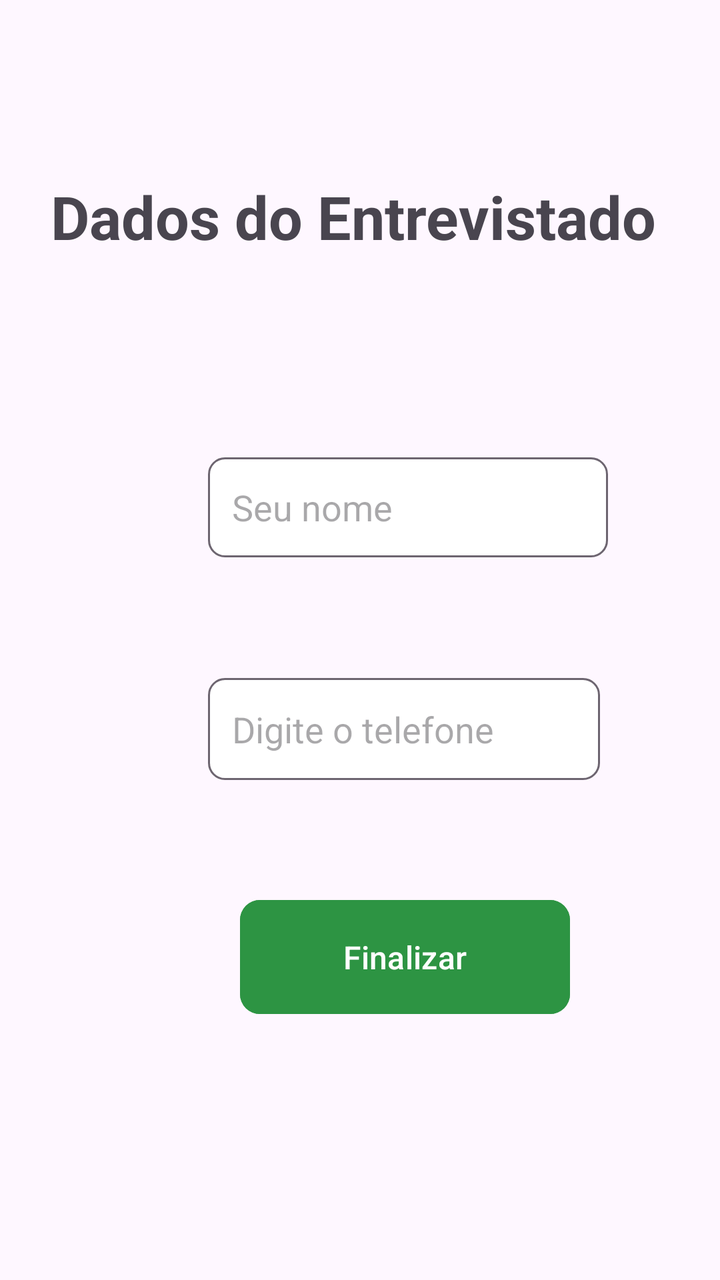
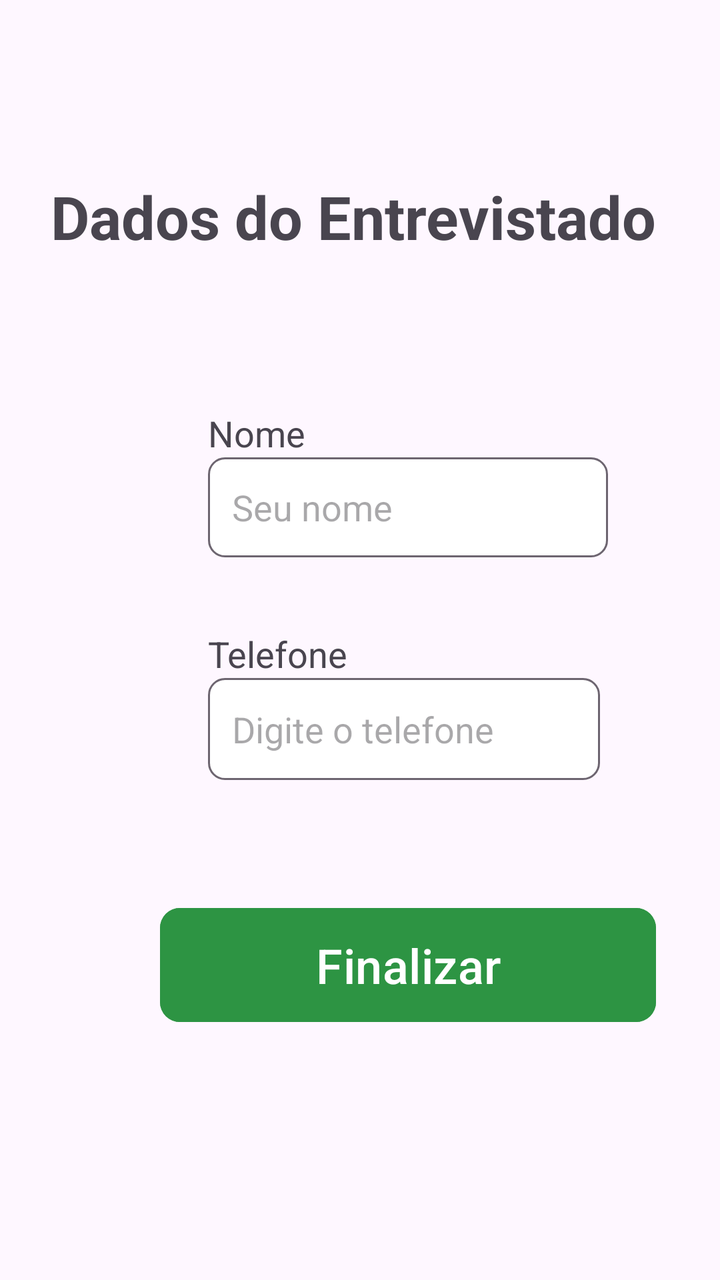

Before-and-after screenshots of an Android layout around one commit, followed by the original layout XML and the change that was made.
<!-- AndroidManifest.xml: application theme Theme.Eleicao -->
<!-- res/layout/activity_dados_entrevistado.xml -->
<?xml version="1.0" encoding="utf-8"?>
<androidx.constraintlayout.widget.ConstraintLayout xmlns:android="http://schemas.android.com/apk/res/android"
    xmlns:app="http://schemas.android.com/apk/res-auto"
    xmlns:tools="http://schemas.android.com/tools"
    android:id="@+id/main"
    android:layout_width="match_parent"
    android:layout_height="match_parent"
    tools:context=".DadosEntrevistadoActivity">

    <TextView
        android:id="@+id/textView8"
        android:layout_width="wrap_content"
        android:layout_height="wrap_content"
        android:layout_marginStart="62dp"
        android:layout_marginTop="88dp"
        android:layout_marginEnd="61dp"
        android:text="Dados do Entrevistado"
        android:textSize="30sp"
        android:textStyle="bold"
        app:layout_constraintEnd_toEndOf="parent"
        app:layout_constraintHorizontal_bias="0.562"
        app:layout_constraintStart_toStartOf="parent"
        app:layout_constraintTop_toTopOf="parent" />

    <EditText
        android:id="@+id/et_nome"
        android:layout_width="200dp"
        android:layout_height="50dp"
        android:layout_marginStart="104dp"
        android:background="@drawable/edittext_borda"
        android:hint="Seu nome"
        app:layout_constraintStart_toStartOf="parent"
        app:layout_constraintTop_toBottomOf="@+id/textView9" />

    <EditText
        android:id="@+id/et_numero"
        android:layout_width="196dp"
        android:layout_height="51dp"
        android:layout_marginStart="104dp"
        android:background="@drawable/edittext_borda"
        android:hint="Digite o telefone"
        app:layout_constraintStart_toStartOf="parent"
        app:layout_constraintTop_toBottomOf="@+id/textView10" />

    <TextView
        android:id="@+id/textView9"
        android:layout_width="wrap_content"
        android:layout_height="wrap_content"
        android:layout_marginStart="101dp"
        android:layout_marginTop="76dp"
        android:layout_marginEnd="262dp"
        android:text="Nome"
        android:textSize="18sp"
        app:layout_constraintEnd_toEndOf="parent"
        app:layout_constraintHorizontal_bias="1.0"
        app:layout_constraintStart_toStartOf="parent"
        app:layout_constraintTop_toBottomOf="@+id/textView8" />

    <TextView
        android:id="@+id/textView10"
        android:layout_width="wrap_content"
        android:layout_height="wrap_content"
        android:layout_marginStart="101dp"
        android:layout_marginTop="36dp"
        android:layout_marginEnd="262dp"
        android:text="Telefone"
        android:textSize="18sp"
        app:layout_constraintEnd_toEndOf="parent"
        app:layout_constraintHorizontal_bias="0.0"
        app:layout_constraintStart_toStartOf="parent"
        app:layout_constraintTop_toBottomOf="@+id/et_nome" />

    <Button
        android:id="@+id/btFinalizar"
        android:layout_width="165sp"
        android:layout_height="65sp"
        android:layout_marginStart="120dp"
        android:layout_marginTop="56dp"
        android:backgroundTint="#2D9443"
        android:text="Finalizar"
        android:textSize="16sp"
        app:cornerRadius="10sp"
        app:layout_constraintStart_toStartOf="parent"
        app:layout_constraintTop_toBottomOf="@+id/et_numero" />


</androidx.constraintlayout.widget.ConstraintLayout>
<!-- resources referenced by this layout -->
<resources>
  <!-- drawable edittext_borda (drawable) -->
  <?xml version="1.0" encoding="utf-8"?>
  <shape xmlns:android="http://schemas.android.com/apk/res/android"
      android:shape="rectangle">
  
      <solid android:color="#FFFFFF" />
  
      <stroke
          android:width="1dp"
          android:color="#6D6570" />
  
      <corners android:radius="8dp" />
  
      <padding
          android:left="12dp"
          android:right="12dp"
          android:top="8dp"
          android:bottom="8dp" />
  
  </shape>
  <style name="Theme.Eleicao" parent="Base.Theme.Eleicao" />
  <style name="Base.Theme.Eleicao" parent="Theme.Material3.DayNight.NoActionBar">
          
          
      </style>
</resources>

<!-- the commit's change to res/layout/activity_dados_entrevistado.xml (unified diff, before → after) -->
@@ -14,7 +14,7 @@
         android:layout_marginStart="62dp"
         android:layout_marginTop="88dp"
         android:layout_marginEnd="61dp"
-        android:text="Dados do Entrevistado"
+        android:text="@string/dadosEntrevistados"
         android:textSize="30sp"
         android:textStyle="bold"
         app:layout_constraintEnd_toEndOf="parent"
@@ -28,7 +28,7 @@
         android:layout_height="50dp"
         android:layout_marginStart="104dp"
         android:background="@drawable/edittext_borda"
-        android:hint="Seu nome"
+        android:hint="@string/seuNome"
         app:layout_constraintStart_toStartOf="parent"
         app:layout_constraintTop_toBottomOf="@+id/textView9" />
 
@@ -38,7 +38,7 @@
         android:layout_height="51dp"
         android:layout_marginStart="104dp"
         android:background="@drawable/edittext_borda"
-        android:hint="Digite o telefone"
+        android:hint="@string/digiteTelefone"
         app:layout_constraintStart_toStartOf="parent"
         app:layout_constraintTop_toBottomOf="@+id/textView10" />
 
@@ -46,13 +46,10 @@
         android:id="@+id/textView9"
         android:layout_width="wrap_content"
         android:layout_height="wrap_content"
-        android:layout_marginStart="101dp"
+        android:layout_marginStart="104dp"
         android:layout_marginTop="76dp"
-        android:layout_marginEnd="262dp"
-        android:text="Nome"
+        android:text="@string/nome"
         android:textSize="18sp"
-        app:layout_constraintEnd_toEndOf="parent"
-        app:layout_constraintHorizontal_bias="1.0"
         app:layout_constraintStart_toStartOf="parent"
         app:layout_constraintTop_toBottomOf="@+id/textView8" />
 
@@ -60,25 +57,22 @@
         android:id="@+id/textView10"
         android:layout_width="wrap_content"
         android:layout_height="wrap_content"
-        android:layout_marginStart="101dp"
+        android:layout_marginStart="104dp"
         android:layout_marginTop="36dp"
-        android:layout_marginEnd="262dp"
-        android:text="Telefone"
+        android:text="@string/telefone"
         android:textSize="18sp"
-        app:layout_constraintEnd_toEndOf="parent"
-        app:layout_constraintHorizontal_bias="0.0"
         app:layout_constraintStart_toStartOf="parent"
         app:layout_constraintTop_toBottomOf="@+id/et_nome" />
 
     <Button
         android:id="@+id/btFinalizar"
-        android:layout_width="165sp"
+        android:layout_width="248sp"
         android:layout_height="65sp"
-        android:layout_marginStart="120dp"
-        android:layout_marginTop="56dp"
+        android:layout_marginStart="80dp"
+        android:layout_marginTop="60dp"
         android:backgroundTint="#2D9443"
-        android:text="Finalizar"
-        android:textSize="16sp"
+        android:text="@string/btFinalizar"
+        android:textSize="24sp"
         app:cornerRadius="10sp"
         app:layout_constraintStart_toStartOf="parent"
         app:layout_constraintTop_toBottomOf="@+id/et_numero" />
<!-- resource entries referenced after the edit -->
@@ -20,6 +20,12 @@
           android:bottom="8dp" />
   
   </shape>
+  <string name="btFinalizar">Finalizar</string>
+  <string name="dadosEntrevistados">Dados do Entrevistado</string>
+  <string name="digiteTelefone">Digite o telefone</string>
+  <string name="nome">Nome</string>
+  <string name="seuNome">Seu nome</string>
+  <string name="telefone">Telefone</string>
   <style name="Theme.Eleicao" parent="Base.Theme.Eleicao" />
   <style name="Base.Theme.Eleicao" parent="Theme.Material3.DayNight.NoActionBar">
           
